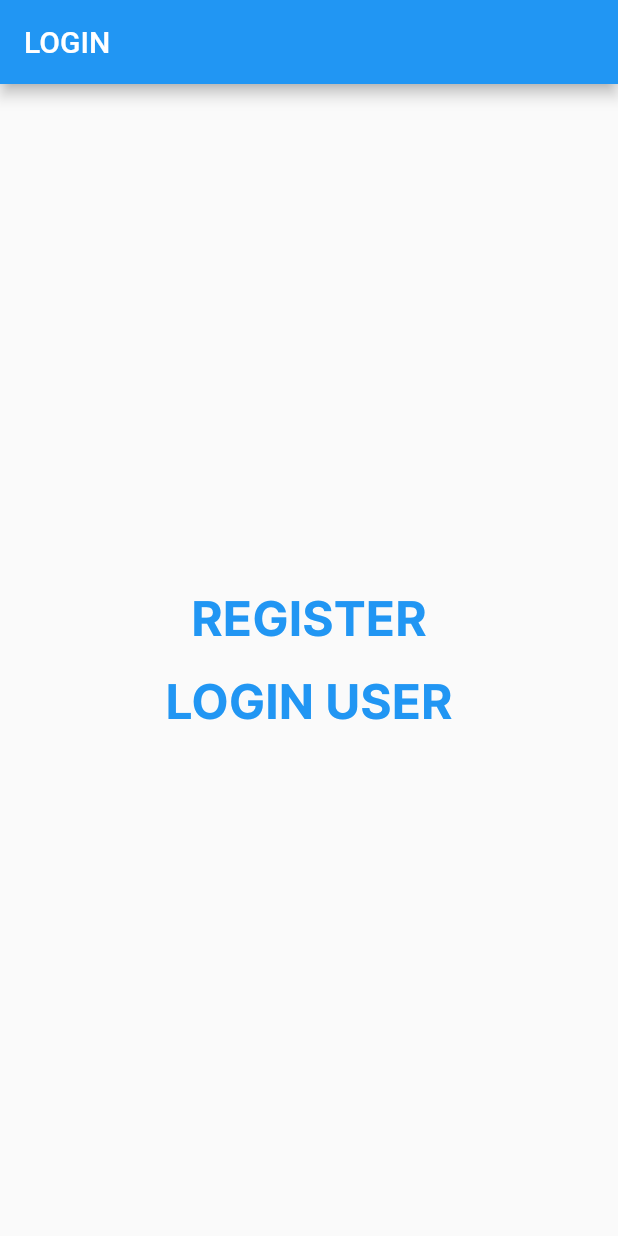
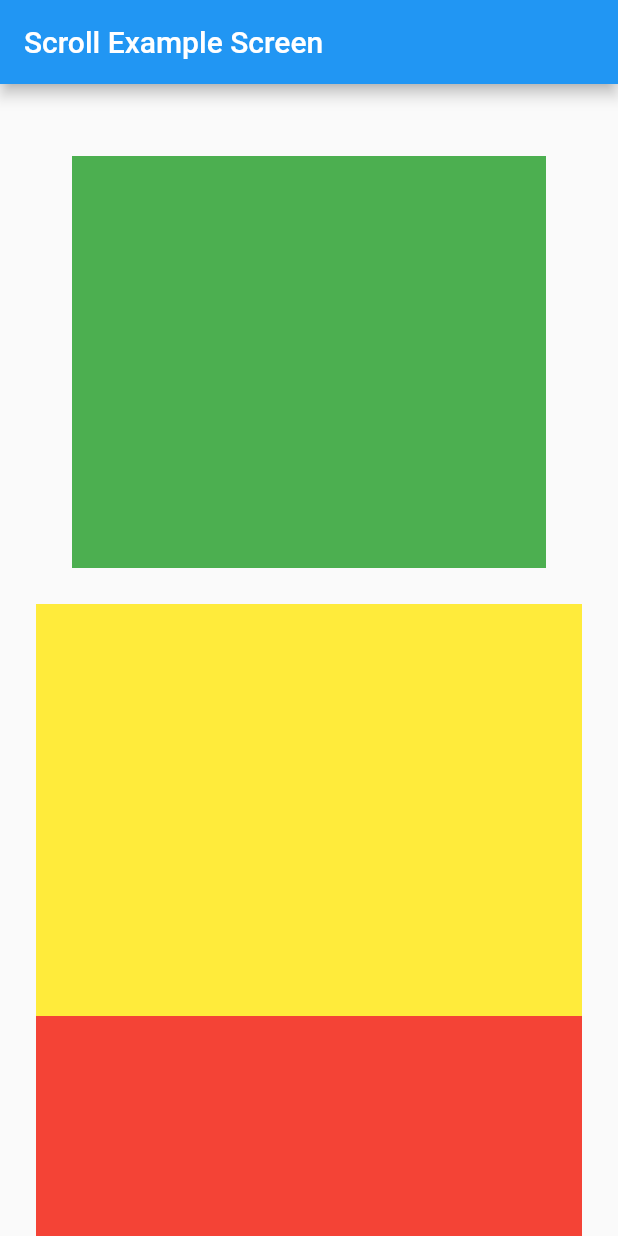
Before and after one commit to Abdusamad98/flutter_nt_ten, a Flutter app: the screen it shows after launch, on a phone screen of 412 x 824 dp. Run offline on Flutter 3.47's test engine with Material 3 defaults, Android fonts, the light colour scheme and no system bars.

Commit message:
Some changes

```diff
--- a/lib/main.dart
+++ b/lib/main.dart
@@ -1,13 +1,13 @@
 import 'package:flutter/material.dart';
 import 'package:flutter_nt_ten/screens/login/login_screen.dart';
-import 'package:flutter_nt_ten/utils/homework/homework_example.dart';
+import 'package:flutter_nt_ten/screens/scroll/scroll_example_screen.dart';
 
 void main() {
   runApp(
     MaterialApp(
       debugShowCheckedModeBanner: false,
       theme: ThemeData(useMaterial3: false),
-      home: LoginScreen(),
+      home: ScrollExampleScreen(),
     ),
   );
 }
--- a/lib/utils/homework/homework_example.dart
+++ b/lib/screens/homework/homework_example.dart
@@ -1,6 +1,6 @@
 import 'package:flutter/material.dart';
+import 'package:flutter_nt_ten/screens/homework/news_item.dart';
 import 'package:flutter_nt_ten/utils/colors/app_colors.dart';
-import 'package:flutter_nt_ten/utils/homework/news_item.dart';
 
 class HomeworkExample extends StatelessWidget {
   const HomeworkExample({super.key});
--- /dev/null
+++ b/lib/screens/scroll/scroll_example_screen.dart
@@ -0,0 +1,48 @@
+import 'package:flutter/material.dart';
+
+class ScrollExampleScreen extends StatelessWidget {
+  const ScrollExampleScreen({super.key});
+
+  @override
+  Widget build(BuildContext context) {
+    double width = MediaQuery.of(context).size.width;
+    double height = MediaQuery.of(context).size.height;
+
+    return Scaffold(
+      appBar: AppBar(
+        title: const Text("Scroll Example Screen"),
+      ),
+      body: SingleChildScrollView(
+        scrollDirection: Axis.vertical,
+        reverse: false,
+        padding: const EdgeInsets.all(24),
+        physics: const BouncingScrollPhysics(),
+        child: Column(
+          children: [
+            Container(
+              margin: const EdgeInsets.all(24),
+              width: width,
+              height: height / 3,
+              color: Colors.green,
+            ),
+            Container(
+              width: width,
+              height: height / 3,
+              color: Colors.yellow,
+            ),
+            Container(
+              width: width,
+              height: height / 3,
+              color: Colors.red,
+            ),
+            Container(
+              width: width,
+              height: height / 3,
+              color: Colors.deepOrangeAccent,
+            )
+          ],
+        ),
+      ),
+    );
+  }
+}
```
Also changed, not shown: lib/screens/homework/news_item.dart (renamed from lib/utils/homework/news_item.dart).
